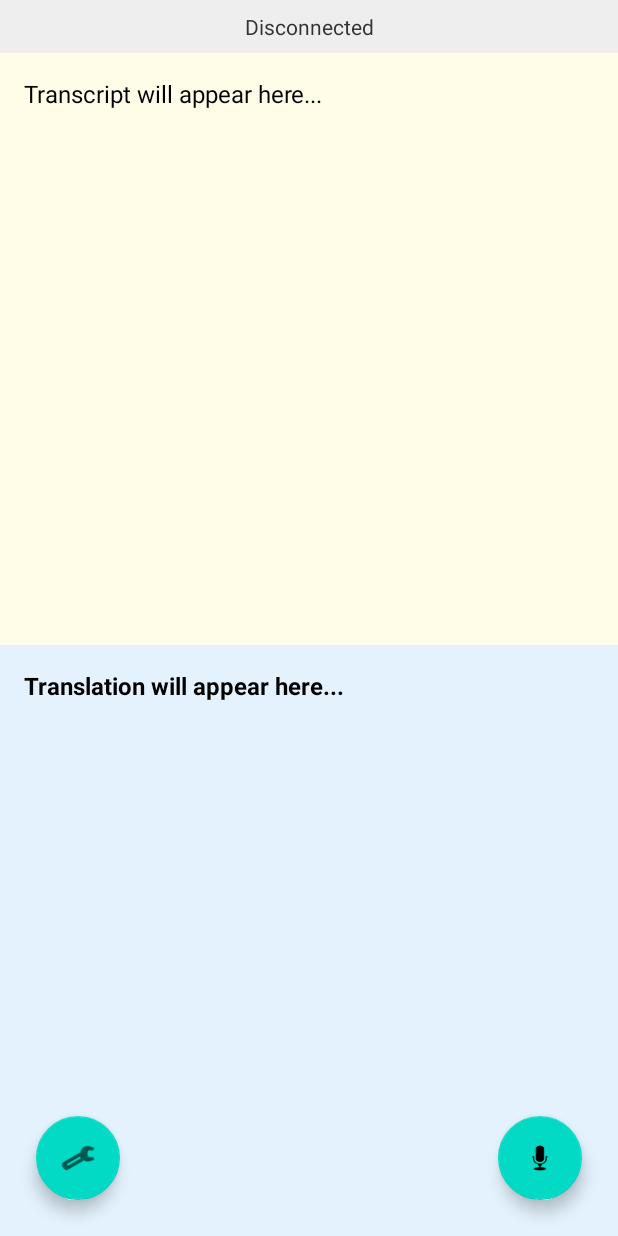
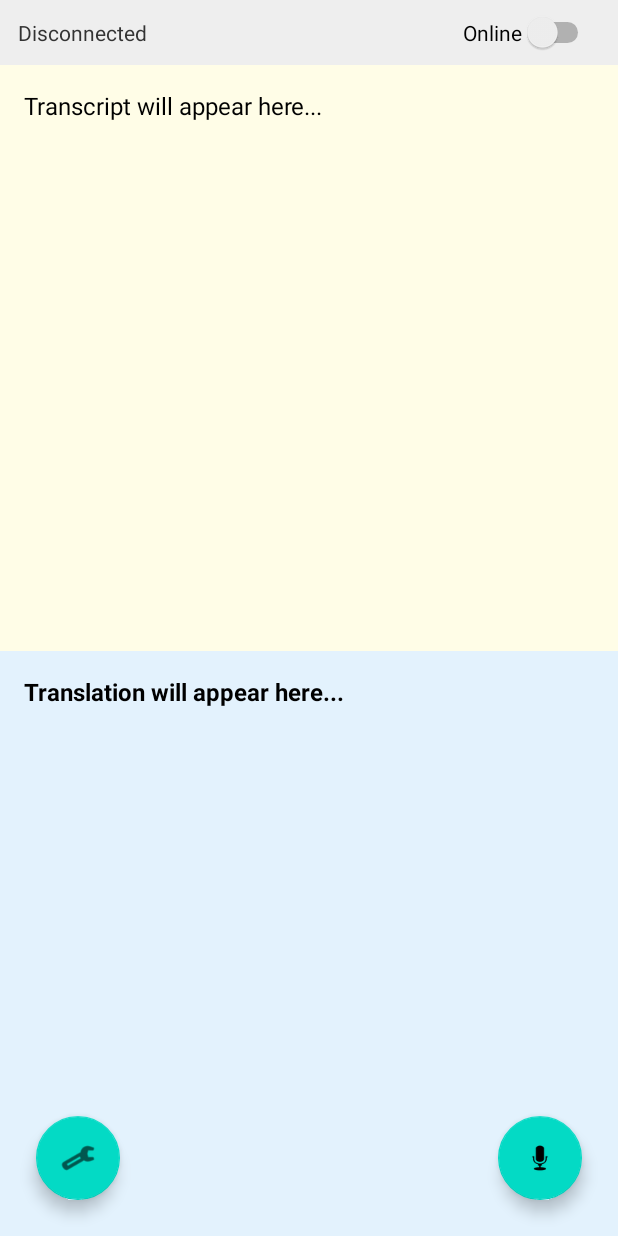
Before and after one commit to ns2250225/Simultaneous-Interpretation, an Android app: the layout activity_main.xml on its own in the app's theme, with its tools: preview values and no code run, on a phone screen of 412 x 824 dp. Run offline under Robolectric (Android 15) with nearby library versions, the phone set to English and light mode, and no system bars.

Commit message:
feat(连接控制): 添加连接开关控件并改进连接状态管理
- 在布局中添加连接开关控件
- 改进连接状态逻辑，支持自动重连
- 优化按钮在不同状态下的显示和行为

```diff
--- a/app/app/src/main/res/layout/activity_main.xml
+++ b/app/app/src/main/res/layout/activity_main.xml
@@ -11,13 +11,24 @@
         android:layout_width="0dp"
         android:layout_height="wrap_content"
         android:background="#EEE"
-        android:padding="8dp"
+        android:padding="12dp"
         android:text="@string/status_disconnected"
-        android:textAlignment="center"
+        android:gravity="center_vertical"
         android:textColor="#333"
-        app:layout_constraintEnd_toEndOf="parent"
+        app:layout_constraintEnd_toStartOf="@+id/swConnection"
         app:layout_constraintStart_toStartOf="parent"
         app:layout_constraintTop_toTopOf="parent" />
+
+    <Switch
+        android:id="@+id/swConnection"
+        android:layout_width="wrap_content"
+        android:layout_height="0dp"
+        android:text="Online"
+        android:paddingEnd="16dp"
+        android:background="#EEE"
+        app:layout_constraintBottom_toBottomOf="@+id/tvStatus"
+        app:layout_constraintEnd_toEndOf="parent"
+        app:layout_constraintTop_toTopOf="@+id/tvStatus" />
 
     <ScrollView
         android:id="@+id/scrollTranscript"
```
Also changed, not shown: app/app/src/main/java/com/example/simultaneous/MainActivity.kt (+24 -2 lines), app/app/src/main/java/com/example/simultaneous/ui/MainViewModel.kt (+36 -5 lines).
